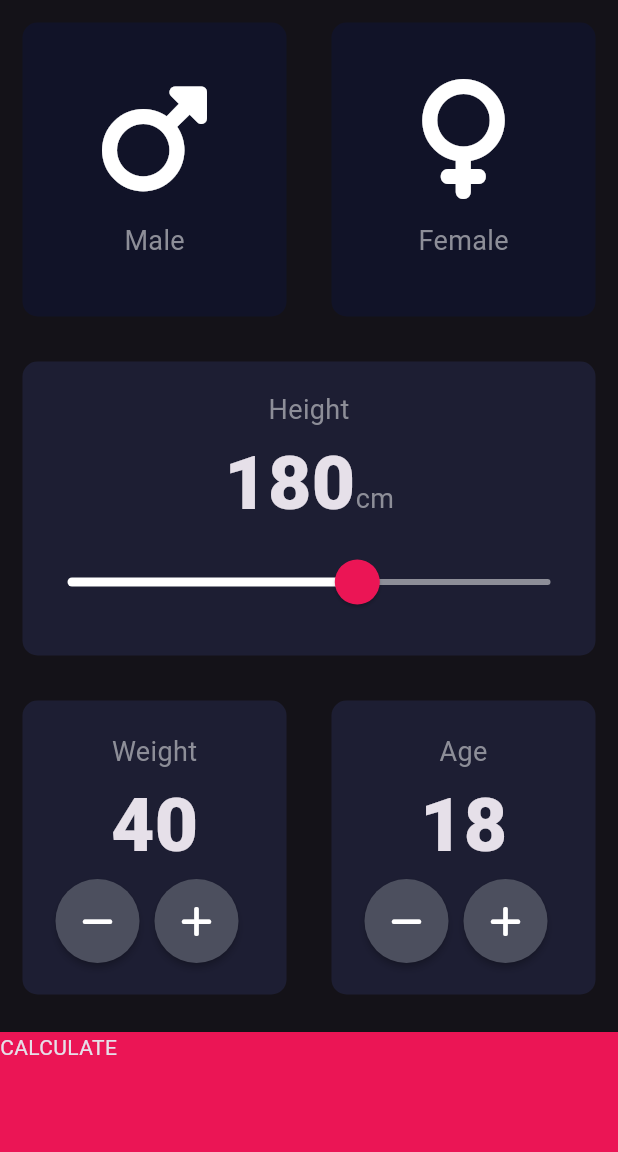
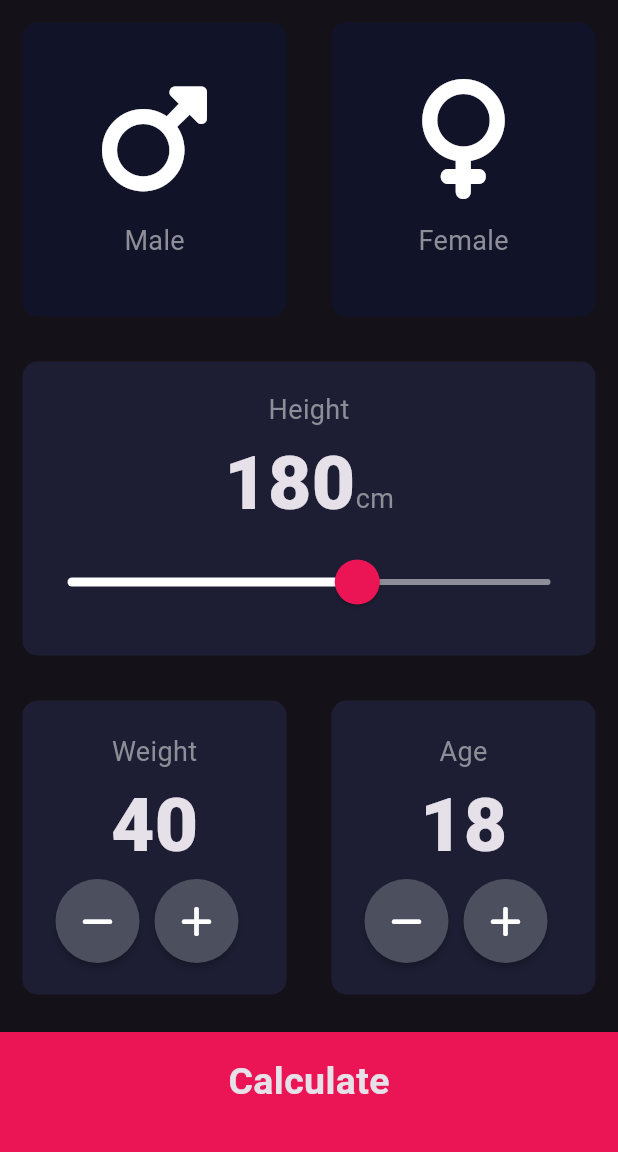
Before and after one commit to Bilaldev98/bmi_calculator, a Flutter app: the screen it shows after launch, on a phone screen of 412 x 824 dp, the part 84-1236 px from its top. Run offline on Flutter 3.47's test engine with Material 3 defaults, Android fonts, the phone set to English and light mode, and no system bars; our stand-ins replace font_awesome_flutter.

Commit message:
Initial commit

```diff
--- /dev/null
+++ b/lib/components/bottom_button.dart
@@ -0,0 +1,39 @@
+import 'package:flutter/material.dart';
+import '../constants.dart';
+import '../screens/result_page.dart';
+
+
+class BottomButton extends StatelessWidget {
+
+  BottomButton({required this.onTap, required this.buttonTitle});
+
+  final Function onTap;
+  final String buttonTitle;
+
+  @override
+  Widget build(BuildContext context) {
+    return GestureDetector(
+      onTap: () {
+        Navigator.push(
+          context,
+          MaterialPageRoute(builder: (context) => ResultsPage(interpretation: '', bmiResult: '', resultText: '',)),
+        );
+      },
+      child: Container(
+
+        color: kBottomContainerColor,
+        margin: EdgeInsets.only(top: 10.0),
+        padding: EdgeInsets.only(bottom: 14),
+        width: double.infinity,
+        height: kBottomContainerHeight,
+
+        child: Center(
+          child: Text(
+            buttonTitle,
+            style: kLargeButtonTextStyle,
+          ),
+        ),
+      ),
+    );
+  }
+}
--- a/lib/icon_content.dart
+++ b/lib/components/icon_content.dart
@@ -1,6 +1,6 @@
 import 'package:flutter/material.dart';
 
-import 'constants.dart';
+import '../constants.dart';
 
 class IconContent extends StatelessWidget {
 
--- a/lib/reuseable_card.dart
+++ b/lib/components/reuseable_card.dart
@@ -1,24 +1,28 @@
 import 'package:flutter/material.dart';
-import 'constants.dart';
 
 class ReusableCard extends StatelessWidget {
-  ReusableCard({required this.color, required this.cardChild, required this.onPress});
+  final Color color;
+  final Widget? cardChild;
+  final VoidCallback? onPress; // ✅ Correct type
 
-  final Color color;
-  final Widget cardChild;
-  final Function onPress;
+  const ReusableCard({
+    super.key,
+    required this.color,
+    this.cardChild,
+    this.onPress,
+  });
 
   @override
   Widget build(BuildContext context) {
     return GestureDetector(
-
+      onTap: onPress,
       child: Container(
-        child: cardChild,
         margin: EdgeInsets.all(15.0),
         decoration: BoxDecoration(
           color: color,
           borderRadius: BorderRadius.circular(10.0),
         ),
+        child: cardChild,
       ),
     );
   }
--- /dev/null
+++ b/lib/components/round_icon_button.dart
@@ -0,0 +1,22 @@
+import 'package:flutter/material.dart';
+class RoundIconButton extends StatelessWidget {
+  const RoundIconButton({
+    super.key,
+    required this.icon,
+    required this.onPressed,
+  });
+
+  final IconData icon;
+  final VoidCallback onPressed;
+  @override
+  Widget build(BuildContext context) {
+    return RawMaterialButton(
+      elevation: 2.0,
+      shape: CircleBorder(),
+      fillColor: Color(0xFF4C4F5E),
+      constraints: BoxConstraints.tightFor(width: 56.0, height: 56.0),
+      onPressed: onPressed,
+      child: Icon(icon),
+    );
+  }
+}
--- a/lib/main.dart
+++ b/lib/main.dart
@@ -1,10 +1,12 @@
 import 'package:bmi_calculator/constants.dart';
-import 'package:bmi_calculator/result_page.dart';
+import 'package:bmi_calculator/screens/result_page.dart';
 import 'package:flutter/material.dart';
 import 'package:font_awesome_flutter/font_awesome_flutter.dart';
-import 'icon_content.dart';
-import 'reuseable_card.dart';
-import 'result_page.dart';
+import 'components/icon_content.dart';
+import 'components/reuseable_card.dart';
+import 'components/bottom_button.dart';
+import 'components/round_icon_button.dart';
+import 'functionality.dart';
 
 enum Gender { male, female }
 
@@ -234,47 +236,26 @@ class _InputPageState extends State<InputPage> {
               ],
             ),
           ),
-          GestureDetector(
+          BottomButton(
+            buttonTitle: 'Calculate',
             onTap: () {
+              CalculatorBrain calc = CalculatorBrain(
+                height: height,
+                weight: weight,
+              );
+
               Navigator.push(
                 context,
-                MaterialPageRoute(builder: (context) => ResultsPage()),
+                MaterialPageRoute(builder: (context) => ResultsPage(
+                  bmiResult: calc.calculateBMI(),
+                  resultText: calc.getResult(),
+                  interpretation: calc.getInterpretation(),
+                ),),
               );
             },
-            child: Container(
-
-              color: kBottomContainerColor,
-              margin: EdgeInsets.only(top: 10.0),
-              width: double.infinity,
-              height: kBottomContainerHeight,
-
-              child: Text('CALCULATE'),
-            ),
           ),
         ],
       ),
     );
   }
 }
-
-class RoundIconButton extends StatelessWidget {
-  const RoundIconButton({
-    super.key,
-    required this.icon,
-    required this.onPressed,
-  });
-
-  final IconData icon;
-  final VoidCallback onPressed;
-  @override
-  Widget build(BuildContext context) {
-    return RawMaterialButton(
-      elevation: 2.0,
-      shape: CircleBorder(),
-      fillColor: Color(0xFF4C4F5E),
-      constraints: BoxConstraints.tightFor(width: 56.0, height: 56.0),
-      onPressed: onPressed,
-      child: Icon(icon),
-    );
-  }
-}
```
Also changed, not shown: lib/constants.dart (+27 -0 lines), lib/functionality.dart (added, +34 -0 lines), lib/result_page.dart (deleted, +0 -15 lines), lib/screens/result_page.dart (added, +76 -0 lines).
